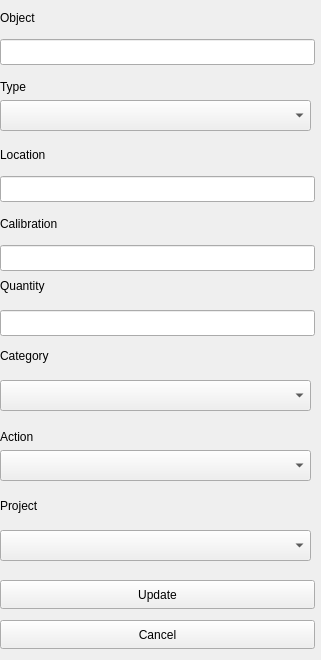
Old version of the form artifacts/modify.ui in the repository KarimMAJDOUB/GCInO-EM.
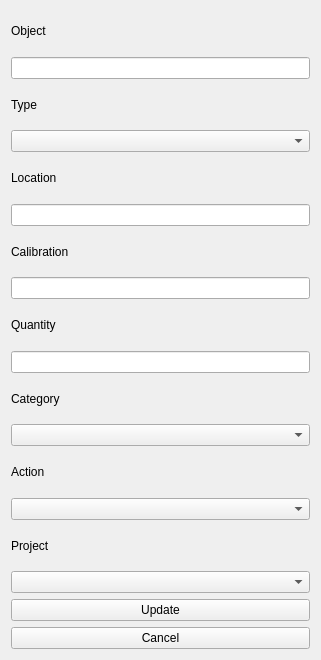
New version of the form.

Commit message:
Layout auto
layout auto in qt designer

```diff
--- a/artifacts/modify.ui
+++ b/artifacts/modify.ui
@@ -13,219 +13,106 @@
   <property name="windowTitle">
    <string>Form</string>
   </property>
+  <layout class="QGridLayout" name="gridLayout">
+   <item row="0" column="0">
+    <widget class="QLabel" name="label">
+     <property name="text">
+      <string>Object</string>
+     </property>
+    </widget>
+   </item>
+   <item row="1" column="0">
+    <widget class="QLineEdit" name="objectText"/>
+   </item>
+   <item row="2" column="0">
+    <widget class="QLabel" name="label_2">
+     <property name="text">
+      <string>Type</string>
+     </property>
+    </widget>
+   </item>
+   <item row="3" column="0">
+    <widget class="QComboBox" name="TypeBox">
+     <property name="enabled">
+      <bool>true</bool>
+     </property>
+    </widget>
+   </item>
+   <item row="4" column="0">
   <widget class="QLabel" name="label_3">
-   <property name="geometry">
-    <rect>
-     <x>0</x>
-     <y>140</y>
-     <width>315</width>
-     <height>30</height>
-    </rect>
-   </property>
    <property name="text">
     <string>Location</string>
    </property>
   </widget>
+   </item>
+   <item row="5" column="0">
+    <widget class="QLineEdit" name="locationText"/>
+   </item>
+   <item row="6" column="0">
   <widget class="QLabel" name="label_5">
-   <property name="geometry">
-    <rect>
-     <x>0</x>
-     <y>208</y>
-     <width>315</width>
-     <height>31</height>
-    </rect>
-   </property>
    <property name="text">
     <string>Calibration</string>
    </property>
   </widget>
-  <widget class="QLabel" name="label_4">
-   <property name="geometry">
-    <rect>
-     <x>0</x>
-     <y>490</y>
-     <width>315</width>
-     <height>31</height>
-    </rect>
-   </property>
-   <property name="text">
-    <string>Project</string>
-   </property>
-  </widget>
-  <widget class="QLineEdit" name="objectText">
-   <property name="geometry">
-    <rect>
-     <x>0</x>
-     <y>39</y>
-     <width>315</width>
-     <height>26</height>
-    </rect>
-   </property>
-  </widget>
+   </item>
+   <item row="7" column="0">
+    <widget class="QLineEdit" name="calibrationText"/>
+   </item>
+   <item row="8" column="0">
   <widget class="QLabel" name="label_6">
-   <property name="geometry">
-    <rect>
-     <x>0</x>
-     <y>270</y>
-     <width>315</width>
-     <height>31</height>
-    </rect>
-   </property>
    <property name="text">
     <string>Quantity</string>
    </property>
   </widget>
-  <widget class="QLineEdit" name="locationText">
-   <property name="geometry">
-    <rect>
-     <x>0</x>
-     <y>176</y>
-     <width>315</width>
-     <height>26</height>
-    </rect>
-   </property>
-  </widget>
+   </item>
+   <item row="9" column="0">
+    <widget class="QLineEdit" name="quantityText"/>
+   </item>
+   <item row="10" column="0">
   <widget class="QLabel" name="label_8">
-   <property name="geometry">
-    <rect>
-     <x>0</x>
-     <y>340</y>
-     <width>315</width>
-     <height>31</height>
-    </rect>
-   </property>
    <property name="text">
     <string>Category</string>
    </property>
   </widget>
-  <widget class="QComboBox" name="actionBox">
-   <property name="geometry">
-    <rect>
-     <x>0</x>
-     <y>450</y>
-     <width>311</width>
-     <height>31</height>
-    </rect>
-   </property>
-  </widget>
-  <widget class="QLineEdit" name="calibrationText">
-   <property name="geometry">
-    <rect>
-     <x>0</x>
-     <y>245</y>
-     <width>315</width>
-     <height>26</height>
-    </rect>
-   </property>
-  </widget>
-  <widget class="QLabel" name="label">
-   <property name="geometry">
-    <rect>
-     <x>0</x>
-     <y>2</y>
-     <width>315</width>
-     <height>31</height>
-    </rect>
-   </property>
-   <property name="text">
-    <string>Object</string>
-   </property>
-  </widget>
+   </item>
+   <item row="11" column="0">
+    <widget class="QComboBox" name="categoryBox"/>
+   </item>
+   <item row="12" column="0">
   <widget class="QLabel" name="label_7">
-   <property name="geometry">
-    <rect>
-     <x>0</x>
-     <y>421</y>
-     <width>315</width>
-     <height>31</height>
-    </rect>
-   </property>
    <property name="text">
     <string>Action</string>
    </property>
   </widget>
-  <widget class="QLineEdit" name="quantityText">
-   <property name="geometry">
-    <rect>
-     <x>0</x>
-     <y>310</y>
-     <width>315</width>
-     <height>26</height>
-    </rect>
-   </property>
-  </widget>
-  <widget class="QComboBox" name="categoryBox">
-   <property name="geometry">
-    <rect>
-     <x>0</x>
-     <y>380</y>
-     <width>311</width>
-     <height>31</height>
-    </rect>
-   </property>
-  </widget>
-  <widget class="QLabel" name="label_2">
-   <property name="geometry">
-    <rect>
-     <x>0</x>
-     <y>71</y>
-     <width>315</width>
-     <height>31</height>
-    </rect>
-   </property>
+   </item>
+   <item row="13" column="0">
+    <widget class="QComboBox" name="actionBox"/>
+   </item>
+   <item row="14" column="0">
+    <widget class="QLabel" name="label_4">
    <property name="text">
-    <string>Type</string>
-   </property>
-  </widget>
-  <widget class="QComboBox" name="projectBox">
-   <property name="geometry">
-    <rect>
-     <x>0</x>
-     <y>530</y>
-     <width>311</width>
-     <height>31</height>
-    </rect>
-   </property>
-  </widget>
-  <widget class="QComboBox" name="TypeBox">
-   <property name="enabled">
-    <bool>true</bool>
-   </property>
-   <property name="geometry">
-    <rect>
-     <x>0</x>
-     <y>100</y>
-     <width>311</width>
-     <height>31</height>
-    </rect>
-   </property>
-  </widget>
-  <widget class="QPushButton" name="cancelButton">
-   <property name="geometry">
-    <rect>
-     <x>0</x>
-     <y>620</y>
-     <width>315</width>
-     <height>29</height>
-    </rect>
-   </property>
-   <property name="text">
-    <string>Cancel</string>
-   </property>
-  </widget>
+      <string>Project</string>
+     </property>
+    </widget>
+   </item>
+   <item row="15" column="0">
+    <widget class="QComboBox" name="projectBox"/>
+   </item>
+   <item row="16" column="0">
   <widget class="QPushButton" name="insertButton">
-   <property name="geometry">
-    <rect>
-     <x>0</x>
-     <y>580</y>
-     <width>315</width>
-     <height>29</height>
-    </rect>
-   </property>
    <property name="text">
     <string>Update</string>
    </property>
   </widget>
+   </item>
+   <item row="17" column="0">
+    <widget class="QPushButton" name="cancelButton">
+     <property name="text">
+      <string>Cancel</string>
+     </property>
+    </widget>
+   </item>
+  </layout>
  </widget>
  <resources/>
  <connections/>
```
Lines whose indentation alone changed are shown as unchanged. The commit also changes 38 other files.
